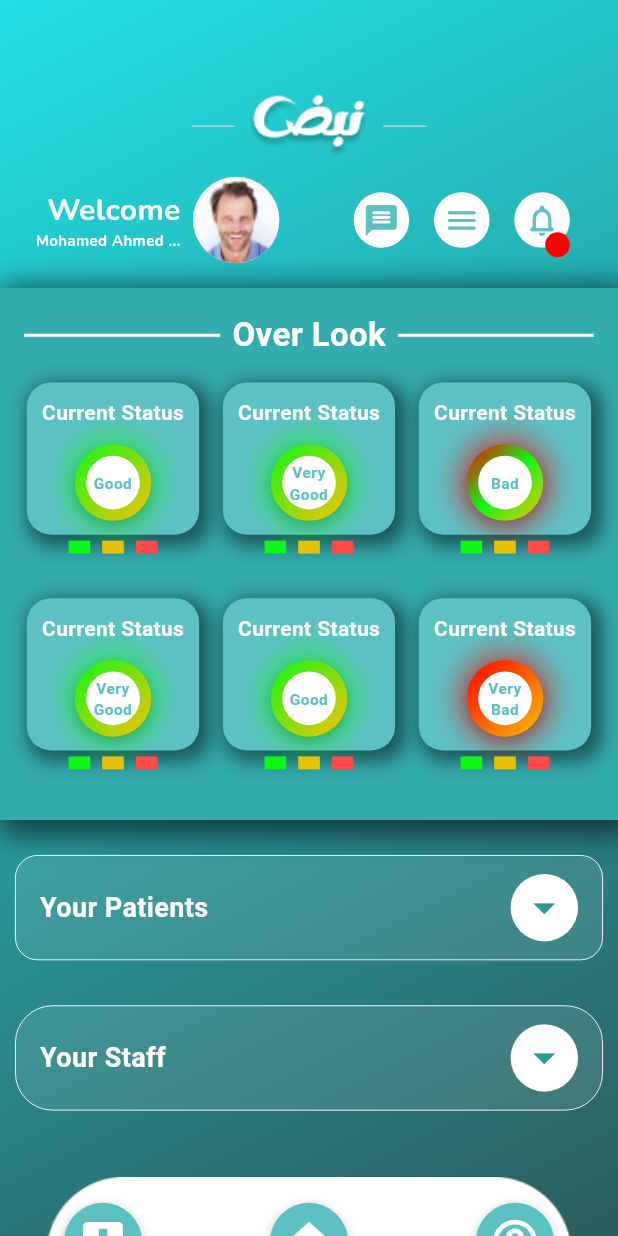
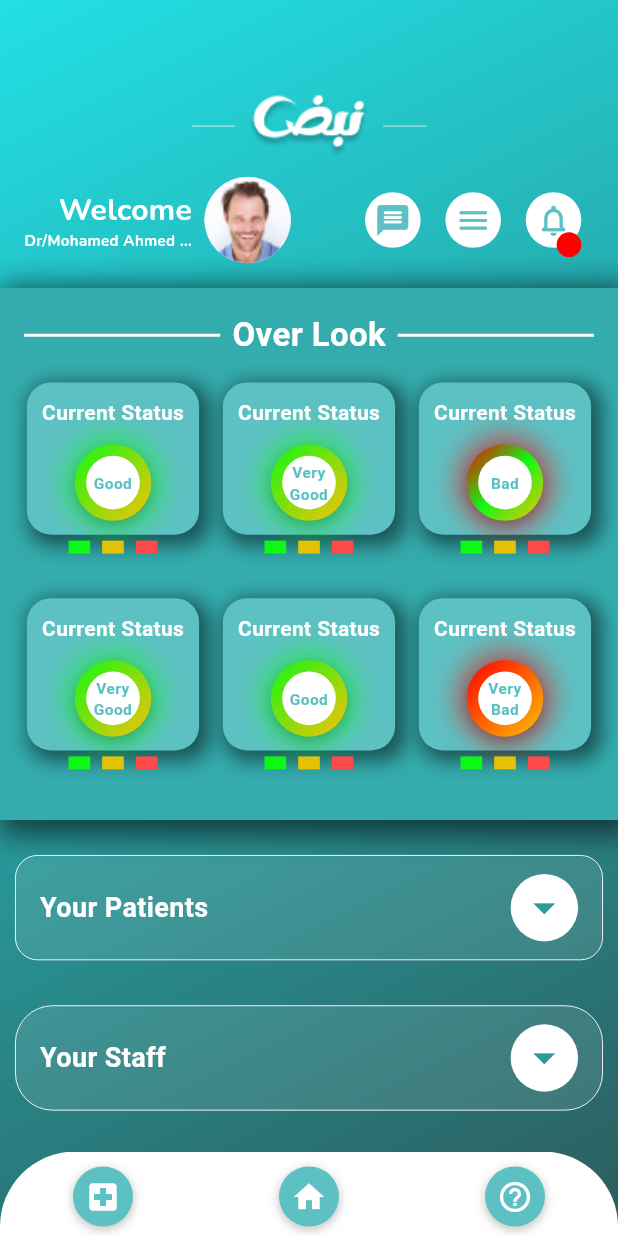
Before and after one commit to RodainaMohamad/Finalproject, a Flutter app: the Doctorhome screen opened by its route, on a phone screen of 412 x 824 dp. Run offline on Flutter 3.47's test engine with Material 3 defaults, Android fonts, the phone set to English and light mode, and no system bars; our stand-ins replace flutter_bloc, flutter_custom_clippers, google_fonts, step_progress_indicator; missing offline and left inert: mqtt_client; accounts and stored records are empty.

```diff
--- a/lib/core/widgets/BottomIconButton.dart
+++ b/lib/core/widgets/BottomIconButton.dart
@@ -13,17 +13,15 @@ class BottomIconButton extends StatelessWidget {
 
   @override
   Widget build(BuildContext context) {
-    return Column(
-      children: [
-        Material(
-          color: Colors.transparent, // لا يوجد لون افتراضي
+    return Material(
+      color: Colors.transparent,
       child: InkWell(
-            onTap: onPressed, // تفاعل الضغط
-            borderRadius: BorderRadius.circular(35),
+        onTap: onPressed,
+        borderRadius: BorderRadius.circular(20),
         child: Container(
-              height:120.3,
-              width: 52,
-              decoration:  BoxDecoration(
+          height: 40,
+          width: 40,
+          decoration: BoxDecoration(
             color: primary,
             shape: BoxShape.circle,
             boxShadow: const [
@@ -37,12 +35,10 @@ class BottomIconButton extends StatelessWidget {
           child: Icon(
             icon,
             color: secondary,
-                size: 35,
+            size: 24,
           ),
         ),
       ),
-        ),
-      ],
     );
   }
 }
--- a/lib/core/widgets/HomeBottomBar.dart
+++ b/lib/core/widgets/HomeBottomBar.dart
@@ -1,16 +1,32 @@
 import 'package:flutter/material.dart';
+import 'package:grad_project/core/constants/colours/colours.dart';
 import 'package:grad_project/core/widgets/BottomIconButton.dart';
 
 class BottomNavWidget extends StatelessWidget {
   @override
   Widget build(BuildContext context) {
-    return Stack(
-      children:[
+    return ClipRRect(
+      borderRadius: const BorderRadius.only(
+        topLeft: Radius.circular(50),
+        topRight: Radius.circular(50),
+      ),
+      child: Container(
+        height: 60,
+        color: Colors.transparent,
+        child: Stack(
+          children: [
             Positioned(
-          bottom: 0, left: 0, right: 0,
-          child: Image.asset("assets/Rectangle 900.png",),
+              bottom: 0,
+              left: 0,
+              right: 0,
+              child: Image.asset(
+                "assets/Rectangle 900.png",
+                fit: BoxFit.cover,
+                height: 60,
               ),
-        Row(
+            ),
+            Center(
+              child: Row(
                 mainAxisAlignment: MainAxisAlignment.spaceAround,
                 children: [
                   BottomIconButton(
@@ -32,7 +48,11 @@ class BottomNavWidget extends StatelessWidget {
                     },
                   ),
                 ],
-      ),]
+              ),
+            ),
+          ],
+        ),
+      ),
     );
   }
 }
--- a/lib/core/widgets/patientstatus.dart
+++ b/lib/core/widgets/patientstatus.dart
@@ -9,7 +9,6 @@ class PatientStatusPage extends StatelessWidget {
     'Good',
     'Very Bad',
   ];
-
   PatientStatusPage({super.key});
 
   @override
@@ -27,7 +26,6 @@ class PatientStatusPage extends StatelessWidget {
                 } else if (constraints.maxWidth >= 600) {
                   crossAxisCount = 4;
                 }
-
                 return Container(
                   width: double.infinity,
                   padding: const EdgeInsets.all(16.0),
@@ -44,8 +42,8 @@ class PatientStatusPage extends StatelessWidget {
                   ),
                   child: Column(
                     children: [
-                      Row(
-                        children: const [
+                      const Row(
+                        children: [
                           Expanded(
                             child: Divider(
                               color: Colors.white,
--- a/lib/pages/Doctorhome.dart
+++ b/lib/pages/Doctorhome.dart
@@ -42,6 +42,7 @@ class Doctorhome extends StatelessWidget {
             end: Alignment.bottomRight,
           ),
         ),
+        child: SingleChildScrollView(
           child: Column(
             children: [
               SizedBox(height: height * 0.062),
@@ -96,7 +97,7 @@ class Doctorhome extends StatelessWidget {
                               textAlign: TextAlign.right,
                             ),
                             Text(
-                            "Mohamed Ahmed ...",
+                              "Dr/Mohamed Ahmed ...",
                               style: GoogleFonts.nunito(
                                 fontSize: 10,
                                 height: 1.4,
@@ -178,6 +179,7 @@ class Doctorhome extends StatelessWidget {
             ],
           ),
         ),
+      ),
     );
   }
 }
--- a/lib/pages/PatientHome.dart
+++ b/lib/pages/PatientHome.dart
@@ -288,7 +288,7 @@ class PatientHome extends StatelessWidget {
                       title: "My Medicine",
                       content: "No this time.",
                     ),
-                    SizedBox(height: height * 0.021),
+                    SizedBox(height: height * 0.057),
                     BottomNavWidget(),
                   ],
                 ),
```
Lines whose indentation alone changed are shown as unchanged.
